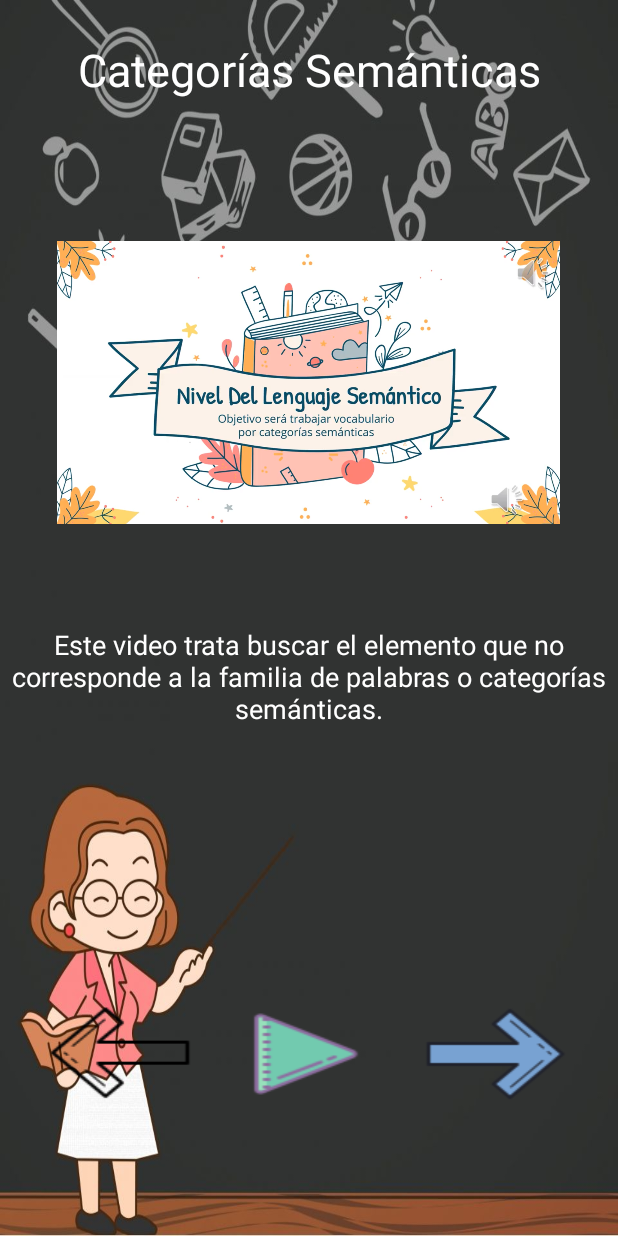
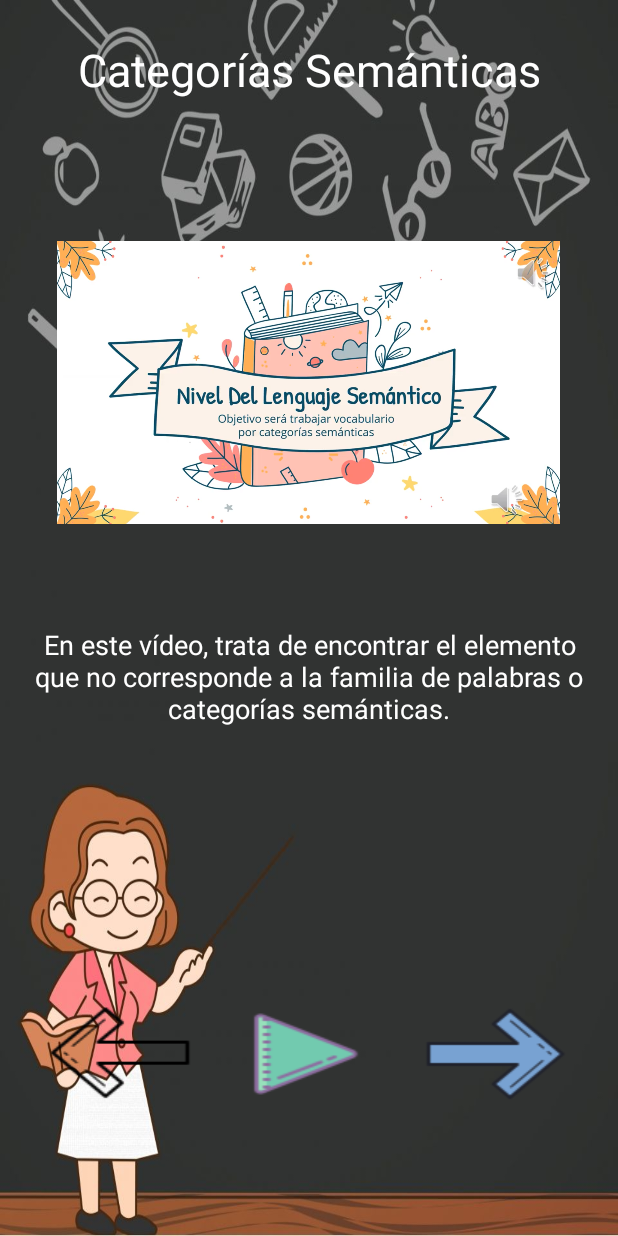
Before and after one commit to kha-tharsis/Tomy_Educa, an Android app: the Seleccion_de_Videos screen opened directly, with no data from a screen before it, on a phone screen of 412 x 824 dp. Run offline under Robolectric (Android 15) with nearby library versions, the phone set to English and light mode, and no system bars.

Commit message:
arreglo gramtical en palabras

```diff
--- a/app/src/main/java/cl/santotomas/tomyeduca/data/BD.java
+++ b/app/src/main/java/cl/santotomas/tomyeduca/data/BD.java
@@ -26,7 +26,7 @@ public class BD extends SQLiteOpenHelper {
 
 
 
-    private static final String insertTabla_Video = "INSERT INTO video VALUES(NULL,'Categorías Semánticas','ZgWD9ST7js8','Este video trata buscar el elemento que no corresponde a la familia de palabras o categorías semánticas.');";
+    private static final String insertTabla_Video = "INSERT INTO video VALUES(NULL,'Categorías Semánticas','ZgWD9ST7js8','En este vídeo, trata de encontrar el elemento que no corresponde a la familia de palabras o categorías semánticas.');";
     private static final String insertTabla_Video2 = "INSERT INTO video VALUES(NULL,'Estaciones del año','8WJJf6WpfnY','Reconocer las estaciones del año y sus características, y asimilar los objetos correspondientes a cada estación que se le indique.  (Lenguaje expresivo).');";
     private static final String insertTabla_Video3 = "INSERT INTO video VALUES(NULL,'Fonema R fuerte','GQ0xIEJjj58','Actividades de articulación del fonema R fuerte o /rr/.');";
     private static final String insertTabla_Video4 = "INSERT INTO video VALUES(NULL,'¡Juguemos con las rimas!','377lcXJLS6Q','Este video trata de las rimas, las que se ven reflejadas en seis ejercicios con tres respuestas cada uno, en donde se deben elegir dos palabras que suenen parecido al final.');";
@@ -42,16 +42,8 @@ public class BD extends SQLiteOpenHelper {
     private static final String insertTabla_Video14 = "INSERT INTO video VALUES(NULL,'El zorro arrepentido','CnTno1ZyLTM','Obra en un teatrillo de Sombras llamada El zorron arrepentido ');";
     private static final String insertTabla_Video15 = "INSERT INTO video VALUES(NULL,'Las vocales ','xzxUI9pmCEE','Video que trata sobre las vocales, estas son letras que pertenecen a nuestro abecedario, son 5 y éstas en compañía de las consonantes forman las sílabas');";
 
-
-
-
-
-
-
-
     public BD(Context context) {
         super(context, NAME, null, VERSION);
-
     }
     @Override
     public void onCreate(SQLiteDatabase db) {
@@ -71,7 +63,6 @@ public class BD extends SQLiteOpenHelper {
         db.execSQL(insertTabla_Video13);
         db.execSQL(insertTabla_Video14);
         db.execSQL(insertTabla_Video15);
-
     }
 
     @Override
--- a/app/src/main/res/values/strings.xml
+++ b/app/src/main/res/values/strings.xml
@@ -4,5 +4,5 @@
     <string name="Title_Main_Activity">TOMY EDUCA</string>
     <string name="tv_selec">Selecciona tú colegio:</string>
     <string name="videos">Videos</string>
-    <string name="ubicacion">Ubicacion Santo Tomas</string>
+    <string name="ubicacion">Ubicación Santo Tomas</string>
 </resources>
```
